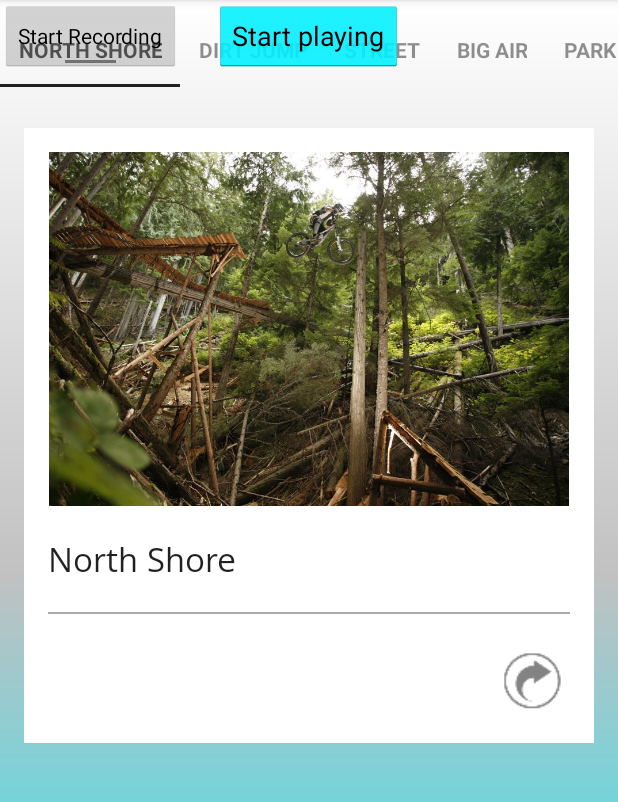
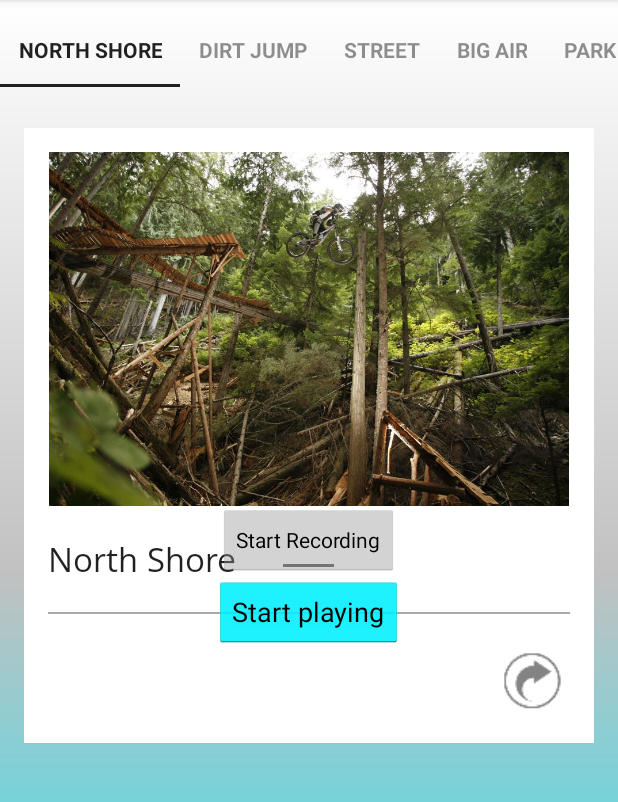
Before and after one commit to frangallart/MTBFreeride, an Android app: the fragment ValoracionsFragment placed in its activity, with the options menu open, on a phone screen of 412 x 824 dp, the part 84-886 px from its top. Run offline under Robolectric (Android 15) with nearby library versions, the phone set to English and light mode, and no system bars; 20 statements that could not run were skipped.

Commit message:
Carrega de les modalitats als fragments de el main i de detall, falta guardar el path del video corresponent a la modalitat a la bd

```diff
--- a/app/src/main/java/com/norriors/java/mtbfreeride/Controllers/InternetUtil.java
+++ b/app/src/main/java/com/norriors/java/mtbfreeride/Controllers/InternetUtil.java
@@ -11,7 +11,7 @@ import android.net.NetworkInfo;
 /**
  * Classe InternetUtil
  * <p/>
- * Classe que implementa mètodes estàtics per controlar si el dispositiu té connexiò a Internet
+ * Classe que implementa mètodes estàtics per controlar si el dispositiu té connexiò a Internet.
  */
 public class InternetUtil {
 
@@ -27,7 +27,7 @@ public class InternetUtil {
     }
 
     /**
-     * Mètode que mostra un missatge d'alerta si no hi ha connexió a internet
+     * Mostra un missatge d'alerta si no hi ha connexió a internet
      *
      * @param context activity on es mostrarà
      * @param title   títol del dialeg
--- a/app/src/main/java/com/norriors/java/mtbfreeride/Controllers/LoginUsuari.java
+++ b/app/src/main/java/com/norriors/java/mtbfreeride/Controllers/LoginUsuari.java
@@ -39,7 +39,8 @@ import java.util.List;
 /**
  * Classe LoginUsuaris
  * <p/>
- * Classe que controla l'entrada d'un usuari o el registre d'un usuari nou
+ * Classe que controla l'entrada d'un usuari o el registre d'un usuari nou.
+ * Tindrà en compte que per a fer el login o registrar-se ho hagi conexió a Internet.
  */
 public class LoginUsuari extends ActionBarActivity implements OnClickListener, OnKeyListener {
 
@@ -210,6 +211,7 @@ public class LoginUsuari extends ActionBarActivity implements OnClickListener, O
                 act.setFlags(Intent.FLAG_ACTIVITY_NEW_TASK);
                 startActivity(act);
                 finish();
+
             } else {
                 err_login();
                 Toast toast = Toast.makeText(getApplicationContext(), "Nom d'usuari o contrasenya incorrectes", Toast.LENGTH_SHORT);
--- a/app/src/main/java/com/norriors/java/mtbfreeride/Controllers/MainActivity.java
+++ b/app/src/main/java/com/norriors/java/mtbfreeride/Controllers/MainActivity.java
@@ -29,9 +29,6 @@ public class MainActivity extends ActionBarActivity
 
     // User Session Manager Class
     private UsuariSessionManager sessioUsuari;
-
-
-    //private ModalitatsConversor modalitatsConversor;
 
     /**
      * Fragment managing the behaviors, interactions and presentation of the navigation drawer.
@@ -76,22 +73,6 @@ public class MainActivity extends ActionBarActivity
      */
     public void setupGui() {
 
-
-        /*modalitatsConversor = new ModalitatsConversor(factsHelper);
-        String prova = "";
-        ArrayList<Modalitat> m = modalitatsConversor.getAllAsList();
-        for(Modalitat i : m){
-            prova = " " + i.getCodi();
-            prova += " " + i.getDescripcio();
-            prova += " " + i.getImatge1();
-            prova += " " + i.getImatge2();
-            prova += " " + i.getTitol();
-            prova += " " + i.getUrl_video();
-
-        }
-        System.out.println(prova);*/
-
-
         // Creació del drawer
         mNavigationDrawerFragment = (NavigationDrawerFragment)
                 getSupportFragmentManager().findFragmentById(R.id.navigation_drawer);
@@ -134,7 +115,7 @@ public class MainActivity extends ActionBarActivity
                 if (mPagerSlidingTabStrip.getVisibility() == View.GONE && mViewPager.getVisibility() == View.GONE) {
                     mPagerSlidingTabStrip.setVisibility(View.VISIBLE);
                     mViewPager.setVisibility(View.VISIBLE);
-                    if(currentFragment != null) {
+                    if (currentFragment != null) {
                         t.remove(currentFragment).commit();
                         currentFragment = null;
                     }
@@ -207,7 +188,6 @@ public class MainActivity extends ActionBarActivity
 
         return super.onOptionsItemSelected(item);
     }
-
 
 
     @Override
@@ -326,7 +306,5 @@ public class MainActivity extends ActionBarActivity
         public SparseArrayCompat<ScrollTabHolder> getScrollTabHolders() {
             return mScrollTabHolders;
         }
-
     }
-
 }
--- a/app/src/main/java/com/norriors/java/mtbfreeride/Models/Modalitat.java
+++ b/app/src/main/java/com/norriors/java/mtbfreeride/Models/Modalitat.java
@@ -3,7 +3,8 @@ package com.norriors.java.mtbfreeride.Models;
 import java.io.Serializable;
 
 /**
- * Classe que modela una modalitat
+ * Classe Modalitat
+ * Classe que modela una modalitat i les dades que la formen.
  */
 public class Modalitat implements Serializable {
 
--- a/app/src/main/java/com/norriors/java/mtbfreeride/Models/User.java
+++ b/app/src/main/java/com/norriors/java/mtbfreeride/Models/User.java
@@ -7,7 +7,7 @@ import android.util.Base64;
 /**
  * Classe User
  * <p/>
- * Classe que modela un usuari de l'aplicació
+ * Classe que modela un usuari de l'aplicació.
  */
 public class User {
 
--- a/app/src/main/java/com/norriors/java/mtbfreeride/Models/UserVisites.java
+++ b/app/src/main/java/com/norriors/java/mtbfreeride/Models/UserVisites.java
@@ -1,7 +1,9 @@
 package com.norriors.java.mtbfreeride.Models;
 
 /**
- * Created by Ruben on 28/3/15.
+ * Classe UserVisites
+ *
+ * Classe que modela l'estructura de les dades que formen una visita d'usuari.
  */
 public class UserVisites {
 
--- a/app/src/main/java/com/norriors/java/mtbfreeride/TODO.txt
+++ b/app/src/main/java/com/norriors/java/mtbfreeride/TODO.txt
@@ -1,7 +1,7 @@
 // TODO : Fer una classe per guardar els id's de les vistes del fragment i recarregar les seves dades
 // TODO : Carregar les imatges i la descripció de la modalitat des de la base de dades?
 // TODO : Alhora de descarregar dades del llibre de visites s'hauria de anar fet amb una tasca de 1 amb 1, i al arribar  a 5 pares. Al anar desplaçan-te cap avall en descarregues 5 més d'un en un.
-// TODO : Des del modalitat detall controlar que hi ha d'haver internet
 // TODO : Fer-ho tot full optim
-// TODO : Acavar de carregar el detall de una modalitat
 // TODO : Guardar el path de els videos a la base de dades
+// TODO : Des del PerfilUsuariFragment controlar que hi hagi internet
+// TODO : Fer que s'executi una cançó d'inici i que aquesta es pugui parar d'alguna manera
--- a/app/src/main/java/com/norriors/java/mtbfreeride/dao/ModalitatsConversor.java
+++ b/app/src/main/java/com/norriors/java/mtbfreeride/dao/ModalitatsConversor.java
@@ -9,6 +9,8 @@ import java.util.ArrayList;
 
 /**
  * Classe conversora d'objectes Modalitat a BD
+ *
+ * Implementa els mètodes per recollir, editar, modificar i eliminar les dades que conte la base de dades.
  */
 public class ModalitatsConversor {
 
@@ -28,6 +30,31 @@ public class ModalitatsConversor {
      */
     public ModalitatsConversor(ModalitatsSQLiteHelper helper) {
         this.helper = helper; // Permetrà obrir la base de dades
+    }
+
+    /**
+     * Mètode que retorna totes les dades de la taula
+     *
+     * @return arraylist, llista que conté totes les dades
+     */
+    public ArrayList<Modalitat> getAllAsList() {
+        SQLiteDatabase db = helper.getReadableDatabase();
+
+        Cursor c = db.query(true, "Modalitats", new String[]{"codi", "nom", "descripcio", "imatge1", "imatge2", "url_video"},
+                null, null, null, null, null, null);
+
+        ArrayList<Modalitat> dades = null;
+
+        if (c.moveToFirst()) {
+            dades = new ArrayList<Modalitat>();
+            do {
+                dades.add(new Modalitat(c.getInt(0), c.getString(1), c.getString(2), c.getString(3),c.getString(4),c.getString(5)));
+            } while (c.moveToNext());
+        }
+
+        db.close();
+        // Retorna el contingut de la base de dades en un llista
+        return dades;
     }
 
     /**
@@ -87,30 +114,7 @@ public class ModalitatsConversor {
         return index;
     }*/
 
-    /**
-     * Mètode que retorna totes les dades de la taula
-     *
-     * @return arraylist, llista que conté totes les dades
-     */
-    public ArrayList<Modalitat> getAllAsList() {
-        SQLiteDatabase db = helper.getReadableDatabase();
 
-        Cursor c = db.query(true, "Modalitats", new String[]{"codi", "nom", "descripcio", "imatge1", "imatge2", "url_video"},
-                null, null, null, null, null, null);
-
-        ArrayList<Modalitat> dades = null;
-
-        if (c.moveToFirst()) {
-            dades = new ArrayList<Modalitat>();
-            do {
-                dades.add(new Modalitat(c.getInt(0), c.getString(1), c.getString(2), c.getString(3),c.getString(4),c.getString(5)));
-            } while (c.moveToNext());
-        }
-
-        db.close();
-        // Retorna el contingut de la base de dades en un llista
-        return dades;
-    }
 
    /* public Fact getByCodi(int codi) {
         SQLiteDatabase db = helper.getReadableDatabase();
--- /dev/null
+++ b/app/src/main/res/drawable/repeat.xml
@@ -0,0 +1,4 @@
+<?xml version="1.0" encoding="utf-8"?>
+<bitmap xmlns:android="http://schemas.android.com/apk/res/android"
+    android:src="@drawable/background_fondo"
+    android:tileMode="repeat" />
--- a/app/src/main/res/layout/activity_modal_detall.xml
+++ b/app/src/main/res/layout/activity_modal_detall.xml
@@ -33,10 +33,9 @@
                     android:layout_marginBottom="20dp">
 
                     <ImageView
-                        android:layout_width="wrap_content"
+                        android:layout_width="match_parent"
                         android:layout_height="wrap_content"
                         android:id="@+id/ivModalDetall"
-                        android:src="@drawable/img_sign_up_default"
                         android:adjustViewBounds="true"
                         android:contentDescription="@string/img_modal" />
                 </LinearLayout>
--- a/app/src/main/res/layout/fragment_valoracions.xml
+++ b/app/src/main/res/layout/fragment_valoracions.xml
@@ -7,17 +7,26 @@
     <!-- TODO: Update blank fragment layout -->
 
 
+    <LinearLayout
+        android:orientation="vertical"
+        android:layout_width="wrap_content"
+        android:layout_height="wrap_content"
+        android:layout_gravity="center_vertical|center_horizontal">
+
         <ToggleButton
             android:layout_width="wrap_content"
             android:layout_height="wrap_content"
             android:text="New ToggleButton"
             android:id="@+id/btnGravar"
-        android:layout_gravity="left|top" />
+            android:background="@drawable/customapptheme_btn_toggle_holo_light"
+            android:layout_gravity="center_horizontal" />
 
         <Button
             android:layout_width="wrap_content"
             android:layout_height="wrap_content"
             android:text="New Button"
             android:id="@+id/btnPlay"
-        android:layout_gravity="center_horizontal|top" />
+            android:layout_gravity="center_horizontal" />
+    </LinearLayout>
+
 </FrameLayout>
```
Also changed, not shown: app/src/main/java/com/norriors/java/mtbfreeride/Controllers/ModalitatDetallActivity.java (+71 -75 lines), app/src/main/java/com/norriors/java/mtbfreeride/Controllers/SampleListFragment.java (+7 -0 lines), app/src/main/java/com/norriors/java/mtbfreeride/dao/ModalitatsSQLiteHelper.java (+11 -26 lines), app/src/main/res/drawable/gradien_lightgray.xml (added, +8 -0 lines), app/src/main/res/layout/fragment_perfil_usuari.xml (+15 -6 lines), app/src/main/res/drawable/background_fondo.gif (added), app/src/main/res/drawable/img_mu_splash_screen.png (deleted), app/src/main/res/drawable/img_sign_up_default.png (deleted). Lines whose indentation alone changed are shown as unchanged.
